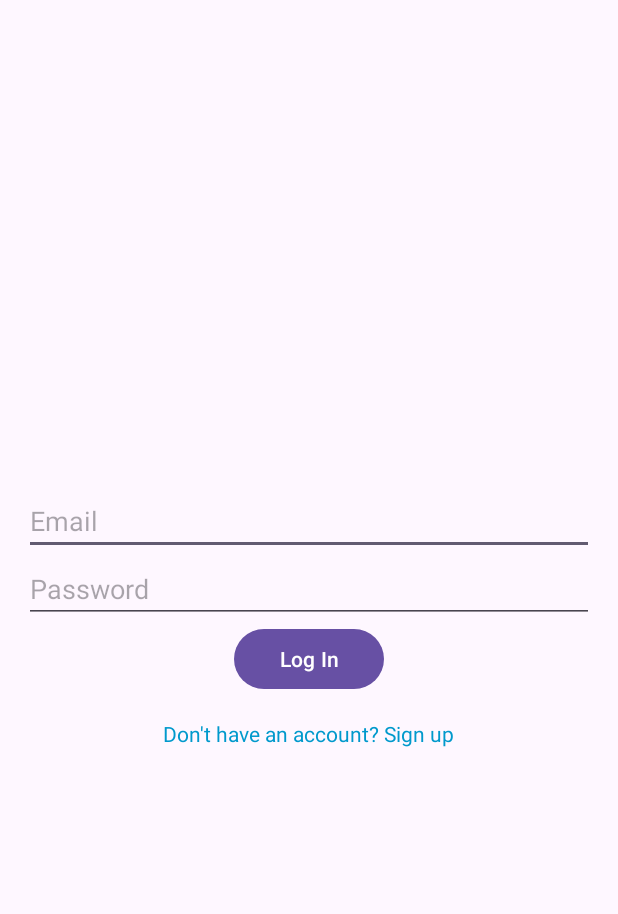
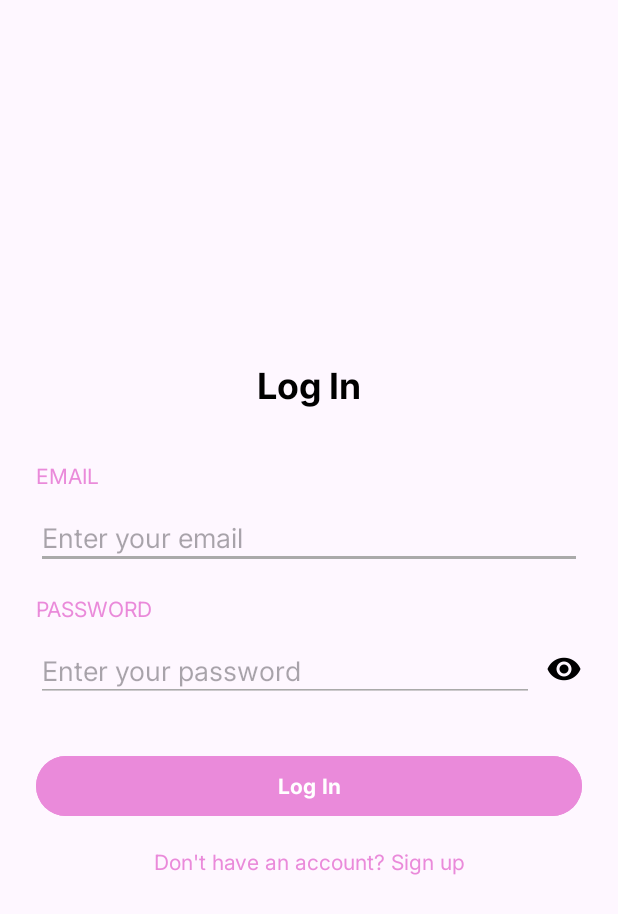
Before and after one commit to sgraa/localink-fp-mobile, an Android app: the screen it shows after launch (LoginActivity), on a phone screen of 412 x 824 dp. Shown: the top 914 px of the screen. Run offline under Robolectric (Android 15) with nearby library versions, the phone set to English and light mode, and no system bars; our stand-ins replace Firebase (no records; nobody signed in at launch, a user with empty details on screens opened directly).

Commit message:
Add untracked files

```diff
--- a/app/src/main/java/com/example/localink/LoginActivity.java
+++ b/app/src/main/java/com/example/localink/LoginActivity.java
@@ -2,9 +2,11 @@ package com.example.localink;
 
 import android.content.Intent;
 import android.os.Bundle;
+import android.text.InputType;
 import android.view.View;
 import android.widget.Button;
 import android.widget.EditText;
+import android.widget.ImageView;
 import android.widget.TextView;
 import android.widget.Toast;
 import androidx.appcompat.app.AppCompatActivity;
@@ -22,9 +24,11 @@ public class LoginActivity extends AppCompatActivity {
 
     private EditText emailInput, passwordInput, usernameInput;
     private Button loginButton;
-    private TextView toggleSignUpText;
+    private TextView toggleSignUpText, titleText, usernameLabel;
+    private ImageView passwordVisibilityToggle;
 
     private boolean isLoginMode = true; // Track whether the activity is in login mode or sign-up mode
+    private boolean isPasswordVisible = false; // Track password visibility
 
     @Override
     protected void onCreate(Bundle savedInstanceState) {
@@ -40,12 +44,15 @@ public class LoginActivity extends AppCompatActivity {
         passwordInput = findViewById(R.id.passwordInput);
         usernameInput = findViewById(R.id.usernameInput); // Username input field
         loginButton = findViewById(R.id.loginButton);
-        toggleSignUpText = findViewById(R.id.toggleSignUpText);
+        usernameLabel = findViewById(R.id.usernameLabel);
+        toggleSignUpText = findViewById(R.id.toggleSignUpText); // Toggle sign-up/login
+        titleText = findViewById(R.id.title); // Bind title TextView for dynamic changes
+        passwordVisibilityToggle = findViewById(R.id.passwordVisibilityToggle);
 
         // Set click listener for login button
         loginButton.setOnClickListener(v -> {
-            String email = emailInput.getText().toString();
-            String password = passwordInput.getText().toString();
+            String email = emailInput.getText().toString().trim();
+            String password = passwordInput.getText().toString().trim();
 
             // Validate inputs
             if (email.isEmpty() || password.isEmpty()) {
@@ -65,14 +72,31 @@ public class LoginActivity extends AppCompatActivity {
                 // Switch to sign-up mode
                 isLoginMode = false;
                 loginButton.setText("Sign Up");
+                titleText.setText("Sign Up");
                 toggleSignUpText.setText("Already have an account? Log in");
-                usernameInput.setVisibility(View.VISIBLE); // Show username input
+                usernameInput.setVisibility(View.VISIBLE);
+                usernameLabel.setVisibility(View.VISIBLE);// Show username input
             } else {
                 // Switch to login mode
                 isLoginMode = true;
                 loginButton.setText("Log In");
+                titleText.setText("Log In");
                 toggleSignUpText.setText("Don't have an account? Sign up");
                 usernameInput.setVisibility(View.GONE); // Hide username input
+                usernameLabel.setVisibility(View.GONE);
+            }
+        });
+
+        // Toggle password visibility
+        passwordVisibilityToggle.setOnClickListener(v -> {
+            if (isPasswordVisible) {
+                passwordInput.setInputType(InputType.TYPE_CLASS_TEXT | InputType.TYPE_TEXT_VARIATION_PASSWORD);
+                passwordVisibilityToggle.setImageResource(R.drawable.eye_visibility);
+                isPasswordVisible = false;
+            } else {
+                passwordInput.setInputType(InputType.TYPE_TEXT_VARIATION_VISIBLE_PASSWORD);
+                passwordVisibilityToggle.setImageResource(R.drawable.eye_visibility);
+                isPasswordVisible = true;
             }
         });
     }
@@ -81,25 +105,21 @@ public class LoginActivity extends AppCompatActivity {
         mAuth.signInWithEmailAndPassword(email, password)
                 .addOnCompleteListener(this, task -> {
                     if (task.isSuccessful()) {
-                        // Login successful
                         FirebaseUser user = mAuth.getCurrentUser();
                         if (user != null) {
-                            // Navigate to main screen
                             Intent intent = new Intent(LoginActivity.this, MainActivity.class);
                             startActivity(intent);
                             finish();
                         }
                     } else {
-                        // Login failed
                         Toast.makeText(LoginActivity.this, "Authentication Failed.", Toast.LENGTH_SHORT).show();
                     }
                 });
     }
 
     private void signUpUser(String email, String password) {
-        String username = usernameInput.getText().toString();
+        String username = usernameInput.getText().toString().trim();
 
-        // Validate inputs
         if (username.isEmpty()) {
             Toast.makeText(LoginActivity.this, "Please enter a username.", Toast.LENGTH_SHORT).show();
             return;
@@ -108,39 +128,29 @@ public class LoginActivity extends AppCompatActivity {
         mAuth.createUserWithEmailAndPassword(email, password)
                 .addOnCompleteListener(this, task -> {
                     if (task.isSuccessful()) {
-                        // Sign-up successful, save user data to Firestore
                         FirebaseUser user = mAuth.getCurrentUser();
                         if (user != null) {
                             saveUserDataToFirestore(user, username);
                         }
                     } else {
-                        // Sign-up failed
                         Toast.makeText(LoginActivity.this, "Sign Up Failed.", Toast.LENGTH_SHORT).show();
                     }
                 });
     }
 
     private void saveUserDataToFirestore(FirebaseUser user, String username) {
-        // Create a Map to store user data
         Map<String, Object> userData = new HashMap<>();
         userData.put("email", user.getEmail());
-        userData.put("username", username); // Add the username
+        userData.put("username", username);
 
-        // Save the data to Firestore under the 'users' collection with the user UID as the document ID
         db.collection("users").document(user.getUid())
                 .set(userData)
                 .addOnSuccessListener(aVoid -> {
-                    // Successfully saved user data to Firestore
                     Toast.makeText(LoginActivity.this, "User signed up successfully!", Toast.LENGTH_SHORT).show();
-
-                    // Navigate to the main screen
                     Intent intent = new Intent(LoginActivity.this, MainActivity.class);
                     startActivity(intent);
                     finish();
                 })
-                .addOnFailureListener(e -> {
-                    // Handle errors
-                    Toast.makeText(LoginActivity.this, "Error saving user data.", Toast.LENGTH_SHORT).show();
-                });
+                .addOnFailureListener(e -> Toast.makeText(LoginActivity.this, "Error saving user data.", Toast.LENGTH_SHORT).show());
     }
 }
--- a/app/src/main/res/layout/activity_login.xml
+++ b/app/src/main/res/layout/activity_login.xml
@@ -1,53 +1,141 @@
-<?xml version="1.0" encoding="utf-8"?>
 <LinearLayout xmlns:android="http://schemas.android.com/apk/res/android"
     android:layout_width="match_parent"
     android:layout_height="match_parent"
     android:orientation="vertical"
-    android:padding="16dp"
-    android:gravity="center_vertical"
-    android:layout_gravity="center">
+    android:padding="24dp"
+    android:gravity="center">
 
-    <!-- Username input (shown in sign up mode) -->
+    <!-- Title (header) -->
+    <TextView
+        android:id="@+id/title"
+        android:layout_width="match_parent"
+        android:layout_height="wrap_content"
+        android:text="Log In"
+        android:textSize="24sp"
+        android:textStyle="bold"
+        android:fontFamily="@font/inter_bold"
+        android:gravity="center"
+        android:layout_marginBottom="32dp"
+        android:textColor="#000000" />
+
+    <!-- Label and Username input (same for both login and sign up) -->
+    <TextView
+        android:id="@+id/usernameLabel"
+        android:layout_width="match_parent"
+        android:layout_height="wrap_content"
+        android:text="USERNAME"
+        android:textColor="@color/secondary_pink"
+        android:fontFamily="@font/inter_regular"
+        android:layout_marginBottom="8dp"
+        android:textSize="14sp"
+        android:visibility="gone"/>
+
     <EditText
         android:id="@+id/usernameInput"
         android:layout_width="match_parent"
         android:layout_height="wrap_content"
-        android:hint="Username"
-        android:visibility="gone" /> <!-- Initially hidden -->
+        android:hint="Enter your username"
+        android:inputType="text"
+        android:fontFamily="@font/inter_regular"
+        android:textColor="@android:color/black"
+        android:backgroundTint="@android:color/darker_gray"
+        android:paddingBottom="8dp"
+        android:visibility="gone" />
 
-    <!-- Email input -->
-    <EditText
-        android:hint="Email"
-        android:id="@+id/emailInput"
-        android:inputType="textEmailAddress"
-        android:layout_height="wrap_content"
-        android:layout_width="match_parent" />
-
-    <!-- Password input -->
-    <EditText
-        android:id="@+id/passwordInput"
+    <!-- Label and Email input -->
+    <TextView
         android:layout_width="match_parent"
         android:layout_height="wrap_content"
-        android:hint="Password"
-        android:inputType="textPassword" />
+        android:text="EMAIL"
+        android:textColor="@color/secondary_pink"
+        android:fontFamily="@font/inter_regular"
+        android:layout_marginBottom="8dp"
+        android:textSize="14sp" />
 
-    <!-- Login/Sign Up button -->
+    <EditText
+        android:id="@+id/emailInput"
+        android:layout_width="match_parent"
+        android:layout_height="wrap_content"
+        android:hint="Enter your email"
+        android:inputType="textEmailAddress"
+        android:fontFamily="@font/inter_regular"
+        android:textColor="@android:color/black"
+        android:backgroundTint="@android:color/darker_gray"
+        android:paddingBottom="8dp" />
+
+
+    <!-- Label and Password input -->
+    <TextView
+        android:layout_width="match_parent"
+        android:layout_height="wrap_content"
+        android:text="PASSWORD"
+        android:textColor="@color/secondary_pink"
+        android:fontFamily="@font/inter_regular"
+        android:layout_marginBottom="8dp"
+        android:layout_marginTop="16dp"
+        android:textSize="14sp" />
+
+    <LinearLayout
+        android:layout_width="match_parent"
+        android:layout_height="wrap_content"
+        android:orientation="horizontal">
+
+        <EditText
+            android:id="@+id/passwordInput"
+            android:layout_width="0dp"
+            android:layout_height="wrap_content"
+            android:layout_weight="1"
+            android:hint="Enter your password"
+            android:inputType="textPassword"
+            android:fontFamily="@font/inter_regular"
+            android:textColor="@android:color/black"
+            android:backgroundTint="@android:color/darker_gray"
+            android:paddingBottom="8dp" />
+
+        <ImageView
+            android:id="@+id/passwordVisibilityToggle"
+            android:layout_width="24dp"
+            android:layout_height="24dp"
+            android:src="@drawable/eye_visibility"
+            android:contentDescription="Toggle password visibility"
+            android:layout_marginStart="8dp"
+            android:layout_gravity="center_vertical" />
+    </LinearLayout>
+
+    <!-- Forgot Password link (appears only in login mode) -->
+    <TextView
+        android:id="@+id/forgotPassword"
+        android:layout_width="wrap_content"
+        android:layout_height="wrap_content"
+        android:text="Forgot Your Password?"
+        android:textColor="@color/secondary_pink"
+        android:fontFamily="@font/inter_regular"
+        android:gravity="center"
+        android:layout_gravity="center"
+        android:layout_marginTop="16dp"
+        android:visibility="gone" />  <!-- Set visibility to gone by default -->
+
+    <!-- Log In / Sign Up button -->
     <Button
         android:id="@+id/loginButton"
-        android:layout_width="100dp"
+        android:layout_width="match_parent"
         android:layout_height="wrap_content"
-        android:layout_gravity="center"
-        android:text="Log In" />
+        android:layout_marginTop="32dp"
+        android:backgroundTint="@color/secondary_pink"
+        android:text="Log In"
+        android:fontFamily="@font/inter_bold"
+        android:textColor="#FFFFFF"
+        android:textStyle="bold" />
 
-    <!-- Toggle text for switching between log in and sign up modes -->
+    <!-- Sign-up Toggle Text -->
     <TextView
         android:id="@+id/toggleSignUpText"
         android:layout_width="wrap_content"
         android:layout_height="wrap_content"
         android:text="Don't have an account? Sign up"
-        android:textColor="@android:color/holo_blue_dark"
+        android:textColor="@color/secondary_pink"
+        android:fontFamily="@font/inter_regular"
         android:gravity="center"
-        android:layout_marginTop="16dp"
-        android:layout_gravity="center" /> <!-- Center the text -->
+        android:layout_marginTop="16dp" />
 
 </LinearLayout>
--- a/app/src/main/res/values/colors.xml
+++ b/app/src/main/res/values/colors.xml
@@ -1,5 +1,8 @@
 <?xml version="1.0" encoding="utf-8"?>
 <resources>
-    <color name="black">#FF000000</color>
-    <color name="white">#FFFFFFFF</color>
+    <color name="primary_pink">#FF69B4</color>
+    <color name="secondary_pink">#EA8ADA</color>
+    <color name="background_gray">#F5F5F5</color>
+    <color name="text_black">#000000</color>
+    <color name="text_gray">#808080</color>
 </resources>
```
Also changed, not shown: app/src/main/res/drawable/eye_visibility.png (added), app/src/main/res/font/inter_bold.ttf (added), app/src/main/res/font/inter_regular.ttf (added).
